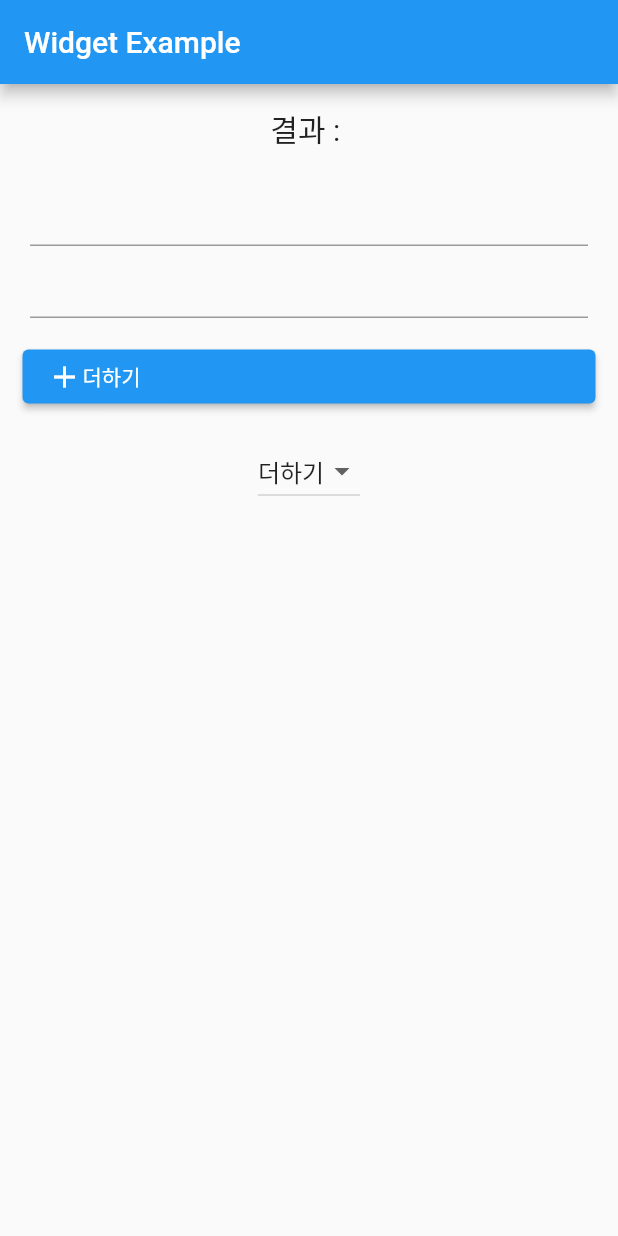
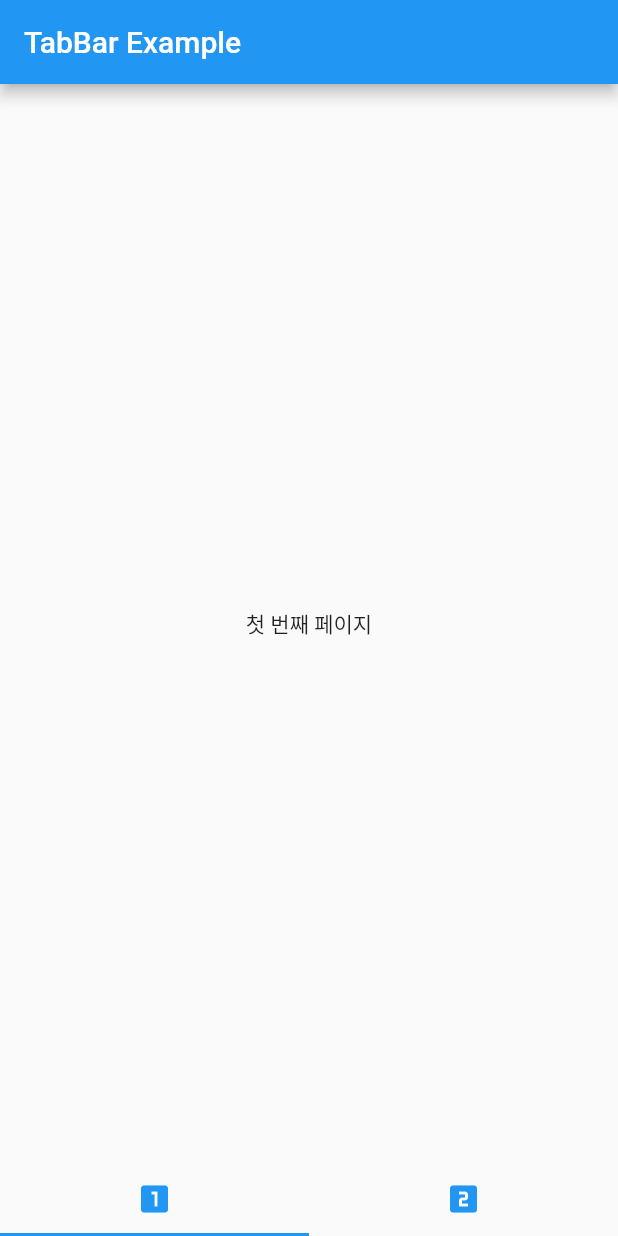
Before and after one commit to pplm1042/flutter_example, a Flutter app: the screen it shows after launch, on a phone screen of 412 x 824 dp. Run offline on Flutter 3.47's test engine with Material 2 defaults, Android fonts, the phone set to English and light mode, and no system bars.

Commit message:
탭바 화면이동 구현

```diff
--- a/lib/main.dart
+++ b/lib/main.dart
@@ -113,8 +113,214 @@ import 'package:flutter/material.dart';
 //   }
 // }
 
-// 04-3-1 계산기 앱 만들기
+// // 04-3-1 계산기 앱 만들기
+// import 'package:flutter/material.dart';
+
+// void main() {
+//   runApp(MyApp());
+// }
+
+// class MyApp extends StatelessWidget {
+//   static const String _title = 'Widget Example';
+
+//   @override
+//   Widget build(BuildContext context) {
+//     return MaterialApp(
+//       title: _title,
+//       theme: ThemeData(primarySwatch: Colors.blue),
+//       home: WidgetApp(),
+//     );
+//   }
+// }
+
+// class WidgetApp extends StatefulWidget {
+//   const WidgetApp({super.key});
+
+//   @override
+//   State<WidgetApp> createState() => _WidgetAppState();
+// }
+
+// class _WidgetAppState extends State<WidgetApp> {
+//   String sum = '';
+//   TextEditingController value1 = TextEditingController();
+//   TextEditingController value2 = TextEditingController();
+//   List _buttonList = ['더하기', '빼기', '곱하기', '나누기'];
+//   List<DropdownMenuItem<String>> _dropDownMenuItems = [];
+//   String? _buttonText;
+
+//   @override
+//   void initState() {
+//     super.initState();
+//     for (var item in _buttonList) {
+//       _dropDownMenuItems.add(DropdownMenuItem(
+//         value: item,
+//         child: Text(item),
+//       ));
+//     }
+//     _buttonText = _dropDownMenuItems[0].value;
+//   }
+
+//   @override
+//   Widget build(BuildContext context) {
+//     return Scaffold(
+//       appBar: AppBar(
+//         title: Text('Widget Example'),
+//       ),
+//       body: Container(
+//         child: Center(
+//           child: Column(
+//             children: [
+//               Padding(
+//                 padding: const EdgeInsets.all(15.0),
+//                 child: Text(
+//                   '결과 : ${sum}',
+//                   style: TextStyle(fontSize: 20),
+//                 ),
+//               ),
+//               Padding(
+//                 padding: const EdgeInsets.only(left: 20, right: 20),
+//                 child: TextField(
+//                   controller: value1,
+//                 ),
+//               ),
+//               Padding(
+//                 padding: const EdgeInsets.only(left: 20, right: 20),
+//                 child: TextField(
+//                   controller: value2,
+//                 ),
+//               ),
+//               Padding(
+//                 padding: const EdgeInsets.all(15.0),
+//                 child: ElevatedButton(
+//                     onPressed: () {
+//                       setState(() {
+//                         var value1Int = double.parse(value1.value.text);
+//                         var value2Int = double.parse(value2.value.text);
+//                         var result;
+//                         if (_buttonText == '더하기') {
+//                           result = value1Int + value2Int;
+//                         } else if (_buttonText == '빼기') {
+//                           result = value1Int - value2Int;
+//                         } else if (_buttonText == '곱하기') {
+//                           result = value1Int * value2Int;
+//                         } else {
+//                           result = value1Int / value2Int;
+//                         }
+//                         sum = '$result';
+//                       });
+//                     },
+//                     child: Row(
+//                       children: [Icon(Icons.add), Text(_buttonText ?? "")],
+//                     )),
+//               ),
+//               DropdownButton(
+//                 items: _dropDownMenuItems,
+//                 onChanged: (value) {
+//                   setState(() {
+//                     _buttonText = value;
+//                   });
+//                 },
+//                 value: _buttonText,
+//               )
+//             ],
+//           ),
+//         ),
+//       ),
+//     );
+//   }
+// }
+
+// 05-1 탭바로 화면 이동하기
 import 'package:flutter/material.dart';
+
+class FistApp extends StatelessWidget {
+  const FistApp({super.key});
+
+  @override
+  Widget build(BuildContext context) {
+    return Scaffold(
+      body: Container(
+        child: Center(
+          child: Text('첫 번째 페이지'),
+        ),
+      ),
+    );
+  }
+}
+
+class SecondApp extends StatelessWidget {
+  const SecondApp({super.key});
+
+  @override
+  Widget build(BuildContext context) {
+    return Scaffold(
+      body: Container(
+        child: Center(
+          child: Text('두 번째 페이지'),
+        ),
+      ),
+    );
+  }
+}
+
+class MyHomePage extends StatefulWidget {
+  const MyHomePage({super.key});
+
+  @override
+  State<MyHomePage> createState() => _MyHomePageState();
+}
+
+class _MyHomePageState extends State<MyHomePage>
+    with SingleTickerProviderStateMixin {
+  TabController? controller;
+  @override
+  Widget build(BuildContext context) {
+    return Scaffold(
+      appBar: AppBar(
+        title: Text('TabBar Example'),
+      ),
+      body: TabBarView(
+        children: [FistApp(), SecondApp()],
+        controller: controller,
+      ),
+      bottomNavigationBar: TabBar(
+        tabs: [
+          Tab(
+            icon: Icon(
+              Icons.looks_one,
+              color: Colors.blue,
+            ),
+          ),
+          Tab(
+            icon: Icon(
+              Icons.looks_two,
+              color: Colors.blue,
+            ),
+          ),
+        ],
+        controller: controller,
+      ),
+    );
+  }
+
+  @override
+  void initState() {
+    super.initState();
+    controller = TabController(length: 2, vsync: this);
+    controller!.addListener(() {
+      if (controller!.indexIsChanging) {
+        print('이전 index, ${controller!.previousIndex}');
+        print('현재 index, ${controller!.index}');
+      }
+    });
+  }
+
+  @override
+  void dispose() {
+    controller!.dispose();
+    super.dispose();
+  }
+}
 
 void main() {
   runApp(MyApp());
@@ -128,104 +334,7 @@ class MyApp extends StatelessWidget {
     return MaterialApp(
       title: _title,
       theme: ThemeData(primarySwatch: Colors.blue),
-      home: WidgetApp(),
+      home: MyHomePage(),
     );
   }
 }
-
-class WidgetApp extends StatefulWidget {
-  const WidgetApp({super.key});
-
-  @override
-  State<WidgetApp> createState() => _WidgetAppState();
-}
-
-class _WidgetAppState extends State<WidgetApp> {
-  String sum = '';
-  TextEditingController value1 = TextEditingController();
-  TextEditingController value2 = TextEditingController();
-  List _buttonList = ['더하기', '빼기', '곱하기', '나누기'];
-  List<DropdownMenuItem<String>> _dropDownMenuItems = [];
-  String? _buttonText;
-
-  @override
-  void initState() {
-    super.initState();
-    for (var item in _buttonList) {
-      _dropDownMenuItems.add(DropdownMenuItem(
-        value: item,
-        child: Text(item),
-      ));
-    }
-    _buttonText = _dropDownMenuItems[0].value;
-  }
-
-  @override
-  Widget build(BuildContext context) {
-    return Scaffold(
-      appBar: AppBar(
-        title: Text('Widget Example'),
-      ),
-      body: Container(
-        child: Center(
-          child: Column(
-            children: [
-              Padding(
-                padding: const EdgeInsets.all(15.0),
-                child: Text(
-                  '결과 : ${sum}',
-                  style: TextStyle(fontSize: 20),
-                ),
-              ),
-              Padding(
-                padding: const EdgeInsets.only(left: 20, right: 20),
-                child: TextField(
-                  controller: value1,
-                ),
-              ),
-              Padding(
-                padding: const EdgeInsets.only(left: 20, right: 20),
-                child: TextField(
-                  controller: value2,
-                ),
-              ),
-              Padding(
-                padding: const EdgeInsets.all(15.0),
-                child: ElevatedButton(
-                    onPressed: () {
-                      setState(() {
-                        var value1Int = double.parse(value1.value.text);
-                        var value2Int = double.parse(value2.value.text);
-                        var result;
-                        if (_buttonText == '더하기') {
-                          result = value1Int + value2Int;
-                        } else if (_buttonText == '빼기') {
-                          result = value1Int - value2Int;
-                        } else if (_buttonText == '곱하기') {
-                          result = value1Int * value2Int;
-                        } else {
-                          result = value1Int / value2Int;
-                        }
-                        sum = '$result';
-                      });
-                    },
-                    child: Row(
-                      children: [Icon(Icons.add), Text(_buttonText ?? "")],
-                    )),
-              ),
-              DropdownButton(
-                items: _dropDownMenuItems,
-                onChanged: (value) {
-                  setState(() {
-                    _buttonText = value;
-                  });
-                },
-                value: _buttonText,
-              )
-            ],
-          ),
-        ),
-      ),
-    );
-  }
-}
```
